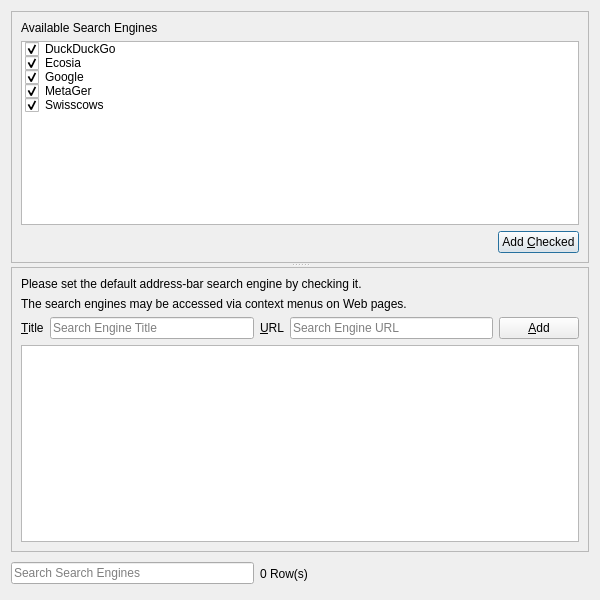
Old version of the form UI/dooble_search_engines_popup.ui in the repository textbrowser/dooble.
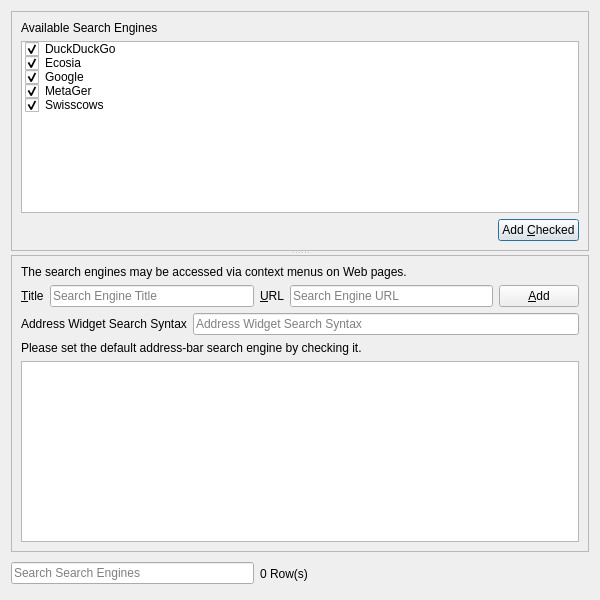
New version of the form. Icons and pictures are not drawn. Custom widgets are drawn as their Qt base class.

Patch:
```diff
--- a/UI/dooble_search_engines_popup.ui
+++ b/UI/dooble_search_engines_popup.ui
@@ -125,16 +125,6 @@
        <enum>QFrame::Raised</enum>
       </property>
       <layout class="QVBoxLayout" name="verticalLayout_3">
-       <item>
-        <widget class="QLabel" name="label_4">
-         <property name="text">
-          <string>Please set the default address-bar search engine by checking it.</string>
-         </property>
-         <property name="wordWrap">
-          <bool>true</bool>
-         </property>
-        </widget>
-       </item>
        <item>
         <widget class="QLabel" name="label_3">
          <property name="text">
@@ -148,9 +138,11 @@
        <item>
         <layout class="QVBoxLayout" name="verticalLayout">
          <item>
-          <layout class="QHBoxLayout" name="horizontalLayout_14">
+          <layout class="QVBoxLayout" name="verticalLayout_6">
            <item>
-            <widget class="QLabel" name="label">
+            <layout class="QHBoxLayout" name="horizontalLayout_15">
+             <item>
+              <widget class="QLabel" name="label_6">
              <property name="text">
               <string>&amp;Title</string>
              </property>
@@ -170,7 +162,7 @@
             </widget>
            </item>
            <item>
-            <widget class="QLabel" name="label_22">
+              <widget class="QLabel" name="label_23">
              <property name="text">
               <string>&amp;URL</string>
              </property>
@@ -199,6 +191,39 @@
           </layout>
          </item>
          <item>
+            <layout class="QHBoxLayout" name="horizontalLayout_4">
+             <item>
+              <widget class="QLabel" name="label_7">
+               <property name="text">
+                <string>Address Widget Search Syntax</string>
+               </property>
+              </widget>
+             </item>
+             <item>
+              <widget class="QLineEdit" name="syntax">
+               <property name="placeholderText">
+                <string>Address Widget Search Syntax</string>
+               </property>
+               <property name="clearButtonEnabled">
+                <bool>true</bool>
+               </property>
+              </widget>
+             </item>
+            </layout>
+           </item>
+          </layout>
+         </item>
+         <item>
+          <widget class="QLabel" name="label_4">
+           <property name="text">
+            <string>Please set the default address-bar search engine by checking it.</string>
+           </property>
+           <property name="wordWrap">
+            <bool>true</bool>
+           </property>
+          </widget>
+         </item>
+         <item>
           <widget class="dooble_table_view" name="view">
            <property name="tabKeyNavigation">
             <bool>false</bool>
```
Left out of the diff: 1 changed line with no effect on the pictures. Lines whose indentation alone changed are shown as unchanged.
